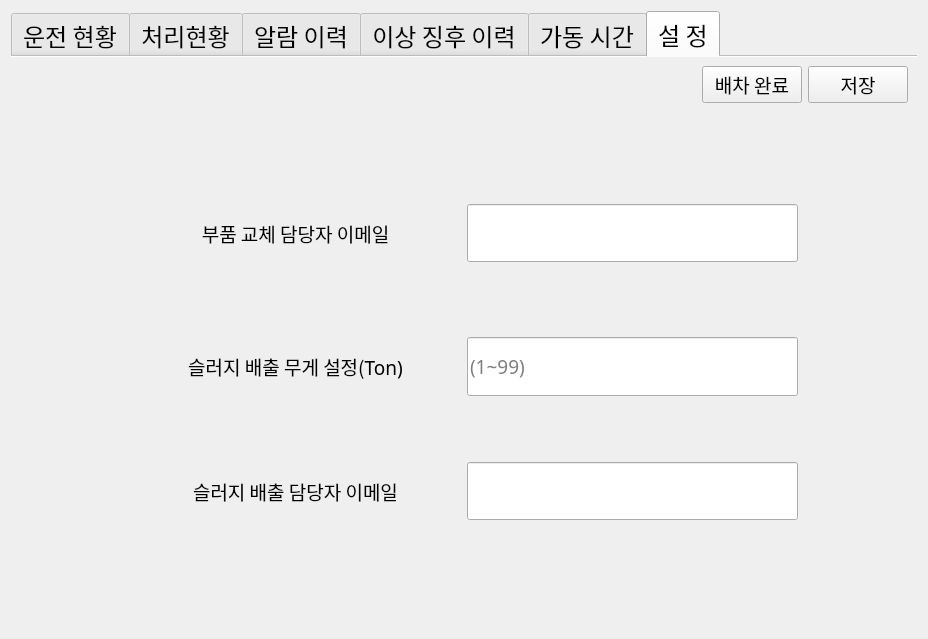
The window that MainForm.ui (DeathByS/PythonProject) describes before a commit, drawn with Qt 5.
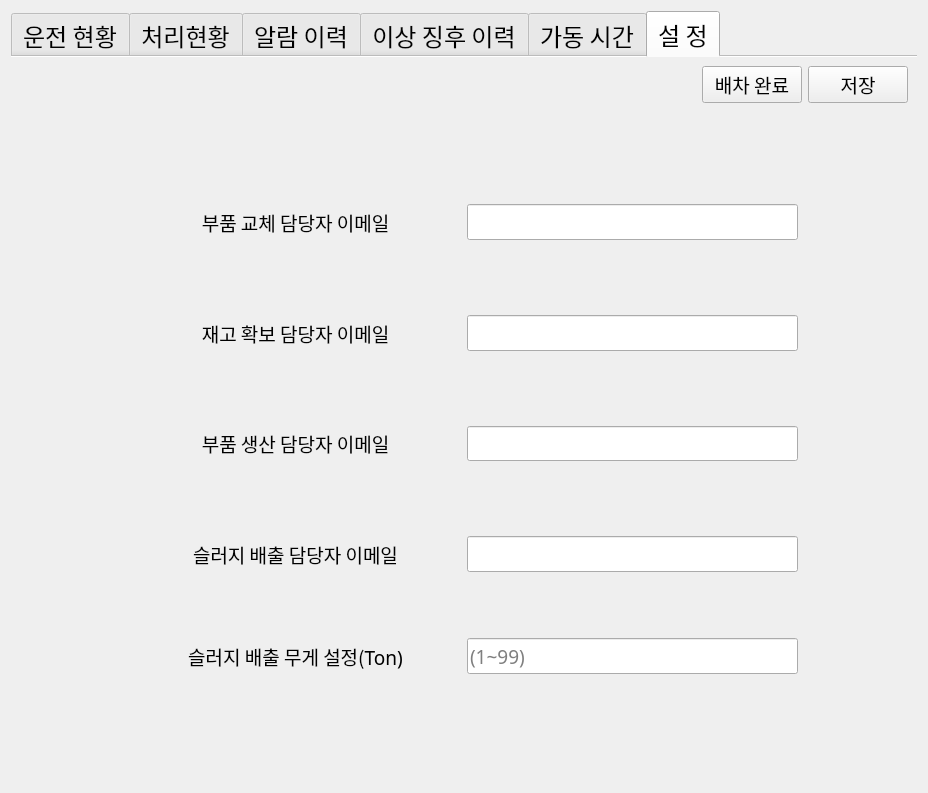
The same window after the commit. The open tabs and pages were chosen to show the change. Icons and pictures are not drawn.

Diff of the .ui file:
```diff
--- a/MainForm.ui
+++ b/MainForm.ui
@@ -13,7 +13,7 @@
     <x>0</x>
     <y>0</y>
     <width>928</width>
-    <height>639</height>
+    <height>771</height>
    </rect>
   </property>
   <property name="font">
@@ -80,7 +80,7 @@
       <enum>QTabWidget::Rounded</enum>
      </property>
      <property name="currentIndex">
-      <number>0</number>
+      <number>5</number>
      </property>
      <property name="iconSize">
       <size>
@@ -3591,7 +3591,7 @@
             <x>0</x>
             <y>0</y>
             <width>875</width>
-            <height>636</height>
+            <height>640</height>
            </rect>
           </property>
           <property name="font">
@@ -5331,22 +5331,6 @@
        <string>설 정</string>
       </attribute>
       <layout class="QGridLayout" name="gridLayout_8">
-       <item row="3" column="0">
-        <spacer name="verticalSpacer_2">
-         <property name="orientation">
-          <enum>Qt::Vertical</enum>
-         </property>
-         <property name="sizeType">
-          <enum>QSizePolicy::Fixed</enum>
-         </property>
-         <property name="sizeHint" stdset="0">
-          <size>
-           <width>20</width>
-           <height>99</height>
-          </size>
-         </property>
-        </spacer>
-       </item>
        <item row="0" column="2">
         <widget class="QPushButton" name="pushButton_save">
          <property name="sizePolicy">
@@ -5387,6 +5371,22 @@
          </property>
         </widget>
        </item>
+       <item row="3" column="0">
+        <spacer name="verticalSpacer_2">
+         <property name="orientation">
+          <enum>Qt::Vertical</enum>
+         </property>
+         <property name="sizeType">
+          <enum>QSizePolicy::Fixed</enum>
+         </property>
+         <property name="sizeHint" stdset="0">
+          <size>
+           <width>20</width>
+           <height>99</height>
+          </size>
+         </property>
+        </spacer>
+       </item>
        <item row="1" column="0">
         <spacer name="verticalSpacer">
          <property name="orientation">
@@ -5403,13 +5403,190 @@
          </property>
         </spacer>
        </item>
+       <item row="0" column="1">
+        <widget class="QPushButton" name="pushButton_out">
+         <property name="sizePolicy">
+          <sizepolicy hsizetype="Fixed" vsizetype="Minimum">
+           <horstretch>0</horstretch>
+           <verstretch>0</verstretch>
+          </sizepolicy>
+         </property>
+         <property name="minimumSize">
+          <size>
+           <width>100</width>
+           <height>0</height>
+          </size>
+         </property>
+         <property name="font">
+          <font>
+           <family>맑은 고딕</family>
+           <pointsize>14</pointsize>
+           <weight>50</weight>
+           <italic>false</italic>
+           <bold>false</bold>
+          </font>
+         </property>
+         <property name="styleSheet">
+          <string notr="true">QPushButton#pushButton_out
+{
+	font: 14pt &quot;맑은 고딕&quot;;
+	border-image: url(:/image/label4.png);  
+}
+QPushButton:pressed#pushButton_out
+{
+	font: 14pt &quot;맑은 고딕&quot;;
+	border-image: url(:/image/label1.png);  
+}</string>
+         </property>
+         <property name="text">
+          <string>배차 완료</string>
+         </property>
+        </widget>
+       </item>
        <item row="2" column="0" colspan="3">
         <layout class="QGridLayout" name="gridLayout_7">
          <property name="sizeConstraint">
           <enum>QLayout::SetDefaultConstraint</enum>
          </property>
+         <item row="2" column="1">
+          <spacer name="verticalSpacer_5">
+           <property name="orientation">
+            <enum>Qt::Vertical</enum>
+           </property>
+           <property name="sizeType">
+            <enum>QSizePolicy::Fixed</enum>
+           </property>
+           <property name="sizeHint" stdset="0">
+            <size>
+             <width>20</width>
+             <height>69</height>
+            </size>
+           </property>
+          </spacer>
+         </item>
+         <item row="3" column="2">
+          <widget class="QLineEdit" name="lineEdit_ExpendablesPartEmail">
+           <property name="sizePolicy">
+            <sizepolicy hsizetype="Preferred" vsizetype="Expanding">
+             <horstretch>0</horstretch>
+             <verstretch>0</verstretch>
+            </sizepolicy>
+           </property>
+           <property name="font">
+            <font>
+             <family>맑은 고딕</family>
+             <pointsize>14</pointsize>
+            </font>
+           </property>
+           <property name="autoFillBackground">
+            <bool>false</bool>
+           </property>
+           <property name="styleSheet">
+            <string notr="true">border-image: url(:/image/label4.png);</string>
+           </property>
+           <property name="inputMask">
+            <string/>
+           </property>
+           <property name="text">
+            <string/>
+           </property>
+           <property name="frame">
+            <bool>true</bool>
+           </property>
+           <property name="alignment">
+            <set>Qt::AlignLeading|Qt::AlignLeft|Qt::AlignVCenter</set>
+           </property>
+           <property name="dragEnabled">
+            <bool>true</bool>
+           </property>
+           <property name="cursorMoveStyle">
+            <enum>Qt::VisualMoveStyle</enum>
+           </property>
+           <property name="clearButtonEnabled">
+            <bool>true</bool>
+           </property>
+          </widget>
+         </item>
+         <item row="3" column="1">
+          <widget class="QLabel" name="label_31">
+           <property name="sizePolicy">
+            <sizepolicy hsizetype="Preferred" vsizetype="Expanding">
+             <horstretch>0</horstretch>
+             <verstretch>1</verstretch>
+            </sizepolicy>
+           </property>
+           <property name="font">
+            <font>
+             <family>맑은 고딕</family>
+             <pointsize>14</pointsize>
+            </font>
+           </property>
+           <property name="styleSheet">
+            <string notr="true">border-image: url(:/image/label4.png);</string>
+           </property>
+           <property name="frameShape">
+            <enum>QFrame::NoFrame</enum>
+           </property>
+           <property name="frameShadow">
+            <enum>QFrame::Plain</enum>
+           </property>
+           <property name="text">
+            <string>재고 확보 담당자 이메일</string>
+           </property>
+           <property name="alignment">
+            <set>Qt::AlignCenter</set>
+           </property>
+          </widget>
+         </item>
+         <item row="5" column="1">
+          <widget class="QLabel" name="label_33">
+           <property name="sizePolicy">
+            <sizepolicy hsizetype="Preferred" vsizetype="Expanding">
+             <horstretch>0</horstretch>
+             <verstretch>1</verstretch>
+            </sizepolicy>
+           </property>
+           <property name="font">
+            <font>
+             <family>맑은 고딕</family>
+             <pointsize>14</pointsize>
+            </font>
+           </property>
+           <property name="styleSheet">
+            <string notr="true">border-image: url(:/image/label4.png);</string>
+           </property>
+           <property name="frameShape">
+            <enum>QFrame::NoFrame</enum>
+           </property>
+           <property name="frameShadow">
+            <enum>QFrame::Plain</enum>
+           </property>
+           <property name="text">
+            <string>부품 생산 담당자 이메일</string>
+           </property>
+           <property name="alignment">
+            <set>Qt::AlignCenter</set>
+           </property>
+          </widget>
+         </item>
+         <item row="4" column="1">
+          <spacer name="verticalSpacer_6">
+           <property name="orientation">
+            <enum>Qt::Vertical</enum>
+           </property>
+           <property name="sizeType">
+            <enum>QSizePolicy::Fixed</enum>
+           </property>
+           <property name="sizeHint" stdset="0">
+            <size>
+             <width>20</width>
+             <height>69</height>
+            </size>
+           </property>
+          </spacer>
+         </item>
          <item row="5" column="2">
-          <widget class="QLineEdit" name="lineEdit_sludgeOutEmail">
+          <widget class="QLineEdit" name="lineEdit_ProductionPartEmail">
            <property name="sizePolicy">
             <sizepolicy hsizetype="Preferred" vsizetype="Expanding">
              <horstretch>0</horstretch>
@@ -5422,12 +5599,24 @@
              <pointsize>14</pointsize>
             </font>
            </property>
+           <property name="autoFillBackground">
+            <bool>false</bool>
+           </property>
            <property name="styleSheet">
             <string notr="true">border-image: url(:/image/label4.png);</string>
            </property>
+           <property name="inputMask">
+            <string/>
+           </property>
+           <property name="text">
+            <string/>
+           </property>
            <property name="frame">
             <bool>true</bool>
            </property>
+           <property name="alignment">
+            <set>Qt::AlignLeading|Qt::AlignLeft|Qt::AlignVCenter</set>
+           </property>
            <property name="dragEnabled">
             <bool>true</bool>
            </property>
@@ -5439,6 +5628,22 @@
            </property>
           </widget>
          </item>
+         <item row="9" column="1">
+          <spacer name="verticalSpacer_4">
+           <property name="orientation">
+            <enum>Qt::Vertical</enum>
+           </property>
+           <property name="sizeType">
+            <enum>QSizePolicy::Fixed</enum>
+           </property>
+           <property name="sizeHint" stdset="0">
+            <size>
+             <width>20</width>
+             <height>60</height>
+            </size>
+           </property>
+          </spacer>
+         </item>
          <item row="1" column="1">
           <widget class="QLabel" name="label">
            <property name="sizePolicy">
@@ -5470,30 +5675,21 @@
            </property>
           </widget>
          </item>
-         <item row="5" column="1">
-          <widget class="QLabel" name="label_29">
-           <property name="sizePolicy">
-            <sizepolicy hsizetype="Preferred" vsizetype="MinimumExpanding">
-             <horstretch>0</horstretch>
-             <verstretch>1</verstretch>
-            </sizepolicy>
+         <item row="6" column="1">
+          <spacer name="verticalSpacer_3">
+           <property name="orientation">
+            <enum>Qt::Vertical</enum>
            </property>
-           <property name="font">
-            <font>
-             <family>맑은 고딕</family>
-             <pointsize>14</pointsize>
-            </font>
+           <property name="sizeType">
+            <enum>QSizePolicy::Fixed</enum>
            </property>
-           <property name="styleSheet">
-            <string notr="true">border-image: url(:/image/label4.png);</string>
+           <property name="sizeHint" stdset="0">
+            <size>
+             <width>20</width>
+             <height>69</height>
+            </size>
            </property>
-           <property name="text">
-            <string>슬러지 배출 담당자 이메일</string>
-           </property>
-           <property name="alignment">
-            <set>Qt::AlignCenter</set>
-           </property>
-          </widget>
+          </spacer>
          </item>
          <item row="1" column="3">
           <spacer name="horizontalSpacer_2">
@@ -5511,6 +5707,49 @@
            </property>
           </spacer>
          </item>
+         <item row="1" column="2">
+          <widget class="QLineEdit" name="lineEdit_replacePartEmail">
+           <property name="sizePolicy">
+            <sizepolicy hsizetype="Preferred" vsizetype="Expanding">
+             <horstretch>0</horstretch>
+             <verstretch>0</verstretch>
+            </sizepolicy>
+           </property>
+           <property name="font">
+            <font>
+             <family>맑은 고딕</family>
+             <pointsize>14</pointsize>
+            </font>
+           </property>
+           <property name="autoFillBackground">
+            <bool>false</bool>
+           </property>
+           <property name="styleSheet">
+            <string notr="true">border-image: url(:/image/label4.png);</string>
+           </property>
+           <property name="inputMask">
+            <string/>
+           </property>
+           <property name="text">
+            <string/>
+           </property>
+           <property name="frame">
+            <bool>true</bool>
+           </property>
+           <property name="alignment">
+            <set>Qt::AlignLeading|Qt::AlignLeft|Qt::AlignVCenter</set>
+           </property>
+           <property name="dragEnabled">
+            <bool>true</bool>
+           </property>
+           <property name="cursorMoveStyle">
+            <enum>Qt::VisualMoveStyle</enum>
+           </property>
+           <property name="clearButtonEnabled">
+            <bool>true</bool>
+           </property>
+          </widget>
+         </item>
          <item row="1" column="0">
           <spacer name="horizontalSpacer_3">
            <property name="orientation">
@@ -5527,39 +5766,7 @@
            </property>
           </spacer>
          </item>
-         <item row="2" column="1">
-          <spacer name="verticalSpacer_3">
-           <property name="orientation">
-            <enum>Qt::Vertical</enum>
-           </property>
-           <property name="sizeType">
-            <enum>QSizePolicy::Fixed</enum>
-           </property>
-           <property name="sizeHint" stdset="0">
-            <size>
-             <width>20</width>
-             <height>69</height>
-            </size>
-           </property>
-          </spacer>
-         </item>
-         <item row="4" column="1">
-          <spacer name="verticalSpacer_4">
-           <property name="orientation">
-            <enum>Qt::Vertical</enum>
-           </property>
-           <property name="sizeType">
-            <enum>QSizePolicy::Fixed</enum>
-           </property>
-           <property name="sizeHint" stdset="0">
-            <size>
-             <width>20</width>
-             <height>60</height>
-            </size>
-           </property>
-          </spacer>
-         </item>
-         <item row="3" column="1">
+         <item row="10" column="1">
           <widget class="QLabel" name="label_30">
            <property name="sizePolicy">
             <sizepolicy hsizetype="Preferred" vsizetype="MinimumExpanding">
@@ -5584,12 +5791,12 @@
            </property>
           </widget>
          </item>
-         <item row="1" column="2">
-          <widget class="QLineEdit" name="lineEdit_replacePartEmail">
+         <item row="8" column="1">
+          <widget class="QLabel" name="label_29">
            <property name="sizePolicy">
-            <sizepolicy hsizetype="Preferred" vsizetype="Expanding">
+            <sizepolicy hsizetype="Preferred" vsizetype="MinimumExpanding">
              <horstretch>0</horstretch>
-             <verstretch>0</verstretch>
+             <verstretch>1</verstretch>
             </sizepolicy>
            </property>
            <property name="font">
@@ -5598,36 +5805,18 @@
              <pointsize>14</pointsize>
             </font>
            </property>
-           <property name="autoFillBackground">
-            <bool>false</bool>
-           </property>
            <property name="styleSheet">
             <string notr="true">border-image: url(:/image/label4.png);</string>
            </property>
-           <property name="inputMask">
-            <string/>
-           </property>
            <property name="text">
-            <string/>
-           </property>
-           <property name="frame">
-            <bool>true</bool>
+            <string>슬러지 배출 담당자 이메일</string>
            </property>
            <property name="alignment">
-            <set>Qt::AlignLeading|Qt::AlignLeft|Qt::AlignVCenter</set>
-           </property>
-           <property name="dragEnabled">
-            <bool>true</bool>
-           </property>
-           <property name="cursorMoveStyle">
-            <enum>Qt::VisualMoveStyle</enum>
-           </property>
-           <property name="clearButtonEnabled">
-            <bool>true</bool>
+            <set>Qt::AlignCenter</set>
            </property>
           </widget>
          </item>
-         <item row="3" column="2">
+         <item row="10" column="2">
           <widget class="QLineEdit" name="lineEdit_sludgeOut">
            <property name="sizePolicy">
             <sizepolicy hsizetype="Preferred" vsizetype="Expanding">
@@ -5670,48 +5859,39 @@
            </property>
           </widget>
          </item>
+         <item row="8" column="2">
+          <widget class="QLineEdit" name="lineEdit_sludgeOutEmail">
+           <property name="sizePolicy">
+            <sizepolicy hsizetype="Preferred" vsizetype="Expanding">
+             <horstretch>0</horstretch>
+             <verstretch>0</verstretch>
+            </sizepolicy>
+           </property>
+           <property name="font">
+            <font>
+             <family>맑은 고딕</family>
+             <pointsize>14</pointsize>
+            </font>
+           </property>
+           <property name="styleSheet">
+            <string notr="true">border-image: url(:/image/label4.png);</string>
+           </property>
+           <property name="frame">
+            <bool>true</bool>
+           </property>
+           <property name="dragEnabled">
+            <bool>true</bool>
+           </property>
+           <property name="cursorMoveStyle">
+            <enum>Qt::VisualMoveStyle</enum>
+           </property>
+           <property name="clearButtonEnabled">
+            <bool>true</bool>
+           </property>
+          </widget>
+         </item>
         </layout>
        </item>
-       <item row="0" column="1">
-        <widget class="QPushButton" name="pushButton_out">
-         <property name="sizePolicy">
-          <sizepolicy hsizetype="Fixed" vsizetype="Minimum">
-           <horstretch>0</horstretch>
-           <verstretch>0</verstretch>
-          </sizepolicy>
-         </property>
-         <property name="minimumSize">
-          <size>
-           <width>100</width>
-           <height>0</height>
-          </size>
-         </property>
-         <property name="font">
-          <font>
-           <family>맑은 고딕</family>
-           <pointsize>14</pointsize>
-           <weight>50</weight>
-           <italic>false</italic>
-           <bold>false</bold>
-          </font>
-         </property>
-         <property name="styleSheet">
-          <string notr="true">QPushButton#pushButton_out
-{
-	font: 14pt &quot;맑은 고딕&quot;;
-	border-image: url(:/image/label4.png);  
-}
-QPushButton:pressed#pushButton_out
-{
-	font: 14pt &quot;맑은 고딕&quot;;
-	border-image: url(:/image/label1.png);  
-}</string>
-         </property>
-         <property name="text">
-          <string>배차 완료</string>
-         </property>
-        </widget>
-       </item>
       </layout>
      </widget>
     </widget>
```
